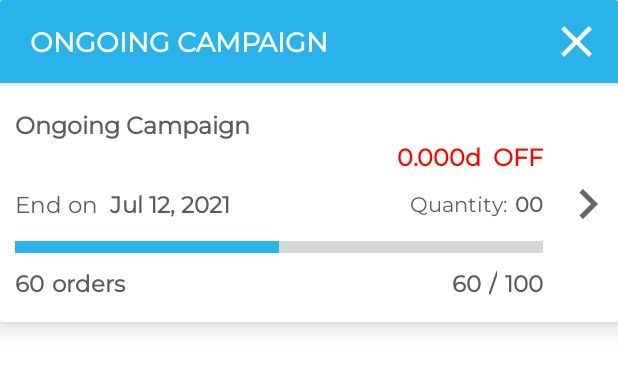
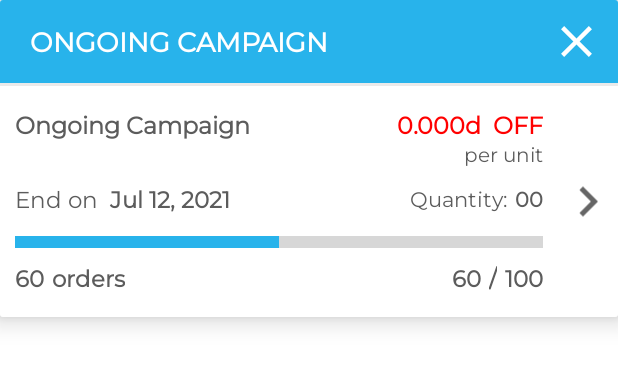
Before and after one commit to tri-nguyen-minh/WSGroup, an Android app: the layout dialog_box_campaign.xml on its own in the app's theme, with its tools: preview values and no code run, on a phone screen of 412 x 824 dp. Shown: the top 371 px of the screen. Run offline under Robolectric (Android 15) with nearby library versions, the phone set to English and light mode, and no system bars; network calls fail.

Commit message:
minor fix

```diff
--- a/app/src/main/res/layout/activity_ordering_info.xml
+++ b/app/src/main/res/layout/activity_ordering_info.xml
@@ -501,7 +501,7 @@
 
         <Button
             android:id="@+id/btnConfirmOrder"
-            android:text="CONFIRM"
+            android:text="CHECKOUT"
             style="@style/style_button_account"
             android:layout_marginVertical="10dp"
             android:layout_marginHorizontal="5dp"/>
--- a/app/src/main/res/layout/dialog_box_campaign.xml
+++ b/app/src/main/res/layout/dialog_box_campaign.xml
@@ -75,38 +75,48 @@
                 app:layout_constraintBottom_toBottomOf="parent"
                 app:layout_constraintRight_toLeftOf="@id/imgSelectCampaign">
 
-                <TextView
-                    android:id="@+id/txtCampaignNote"
-                    android:layout_width="match_parent"
-                    android:layout_height="wrap_content"
-                    android:paddingRight="10dp"
-                    android:fontFamily="@font/montserratr"
-                    android:gravity="left"
-                    android:text="Ongoing Campaign"
-                    android:textColor="@color/gray_dark"
-                    android:textSize="16sp"
-                    android:textStyle="bold"
-                    app:layout_constraintLeft_toLeftOf="parent"
-                    app:layout_constraintTop_toTopOf="parent"
-                    app:layout_constraintRight_toLeftOf="@id/layoutCampaignPrice"
-                    app:layout_constraintBottom_toBottomOf="parent"/>
-
                 <androidx.constraintlayout.widget.ConstraintLayout
                     android:layout_width="match_parent"
                     android:layout_height="wrap_content"
                     android:layout_marginBottom="5dp"
                     app:layout_constraintTop_toTopOf="parent">
 
+                    <TextView
+                        android:id="@+id/txtCampaignNote"
+                        android:layout_width="0dp"
+                        android:layout_height="0dp"
+                        android:paddingRight="10dp"
+                        android:ellipsize="end"
+                        android:fontFamily="@font/montserratr"
+                        android:gravity="left"
+                        android:maxLines="2"
+                        android:text="Ongoing Campaign"
+                        android:textColor="@color/gray_dark"
+                        android:textSize="16sp"
+                        android:textStyle="bold"
+                        app:layout_constraintBottom_toBottomOf="parent"
+                        app:layout_constraintHorizontal_bias="0.0"
+                        app:layout_constraintLeft_toLeftOf="parent"
+                        app:layout_constraintRight_toLeftOf="@id/layoutCampaignPrice"
+                        app:layout_constraintTop_toTopOf="parent"
+                        app:layout_constraintVertical_bias="0.0" />
+
                     <LinearLayout
                         android:id="@+id/layoutCampaignPrice"
                         android:layout_width="wrap_content"
                         android:layout_height="wrap_content"
-                        android:orientation="horizontal"
-                        android:gravity="center"
-                        android:visibility="visible"
+                        android:orientation="vertical"
+                        android:gravity="right"
                         app:layout_constraintTop_toTopOf="parent"
                         app:layout_constraintRight_toRightOf="parent"
                         app:layout_constraintBottom_toBottomOf="parent">
+
+                        <LinearLayout
+                            android:layout_width="wrap_content"
+                            android:layout_height="wrap_content"
+                            android:orientation="horizontal"
+                            android:gravity="center"
+                            android:visibility="visible">
                             <TextView
                                 android:id="@+id/txtCampaignPrice"
                                 android:layout_width="wrap_content"
@@ -133,6 +143,17 @@
                                 app:layout_constraintTop_toTopOf="parent"
                                 app:layout_constraintRight_toRightOf="parent"
                                 app:layout_constraintBottom_toBottomOf="parent"/>
+
+                        </LinearLayout>
+
+                        <TextView
+                            android:layout_width="wrap_content"
+                            android:layout_height="wrap_content"
+                            android:fontFamily="@font/montserratr"
+                            android:gravity="left"
+                            android:text="per unit"
+                            android:textColor="@color/gray_dark"
+                            android:textSize="13sp"/>
 
                     </LinearLayout>
 
```
Also changed, not shown: app/src/main/res/layout/activity_ordering_confirm.xml (+23 -5 lines), app/src/main/res/layout/fragment_product_detail_tab.xml (+23 -6 lines). Lines whose indentation alone changed are shown as unchanged.
